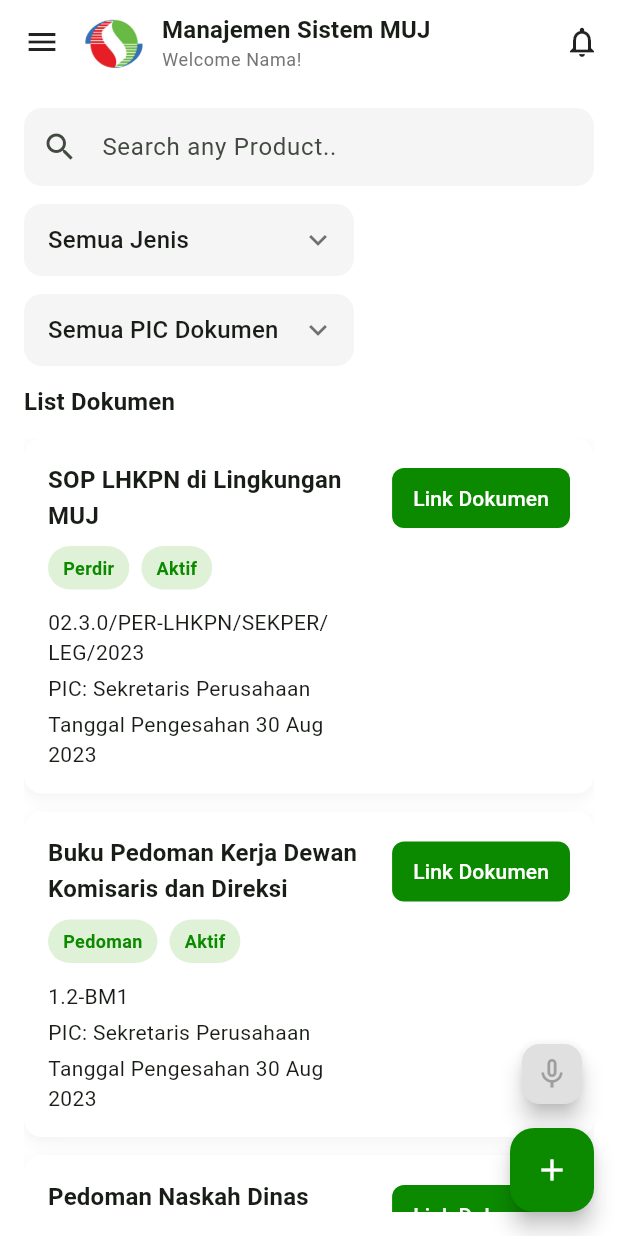
After one commit to Cleosazelda/erp_migas_mobile, a Flutter app: the MansisHomePage screen opened directly, on a phone screen of 412 x 824 dp. The commit adds this screen. Run offline on Flutter 3.47's test engine with Material 3 defaults, Android fonts, the phone set to English and light mode, and no system bars; our stand-ins replace fl_chart; accounts and stored records are empty.

Commit message:
aplikasi mansis

```diff
--- /dev/null
+++ b/lib/services/mansis_mock_service.dart
@@ -0,0 +1,74 @@
+import 'package:erp/src/models/mansis_model.dart';
+
+class MansisMockService {
+  MansisMockService._();
+
+  static const List<String> documentTypes = [
+    'Semua Jenis Dokumen',
+    'Pedoman',
+    'SOP',
+    'Intruksi Kerja',
+    'Form',
+    'Record',
+    'Laporan Kinerja',
+    'Perdir',
+    'Perubahan',
+    'Tidak Aktif',
+  ];
+
+  static const List<String> picOptions = [
+    'Semua PIC Dokumen',
+    'Sekretaris Perusahaan',
+    'Satuan Pengawas Internal',
+    'Keuangan',
+    'Pengembangan SDM dan Organisasi',
+    'Umum',
+    'Manajemen Risiko',
+    'Perencanaan & Manajemen Kinerja',
+    'Pengadaan',
+    'Teknologi Informasi',
+    'T3L',
+    'Manajemen Aset',
+  ];
+
+  static final List<MansisDocument> _mockDocuments = [
+    MansisDocument(
+      title: 'SOP LHKPN di Lingkungan MUJ',
+      documentNumber: '02.3.0/PER-LHKPN/SEKPER/LEG/2023',
+      pic: 'Sekretaris Perusahaan',
+      approvalDate: DateTime(2023, 8, 30),
+      category: 'Perdir',
+      isActive: true,
+    ),
+    MansisDocument(
+      title: 'Buku Pedoman Kerja Dewan Komisaris dan Direksi',
+      documentNumber: '1.2-BM1',
+      pic: 'Sekretaris Perusahaan',
+      approvalDate: DateTime(2023, 8, 30),
+      category: 'Pedoman',
+      isActive: true,
+    ),
+    MansisDocument(
+      title: 'Pedoman Naskah Dinas Pengaturan',
+      documentNumber: 'P.SKPD.01/2023',
+      pic: 'Sekretaris Perusahaan',
+      approvalDate: DateTime(2023, 8, 30),
+      category: 'Pedoman',
+      isActive: true,
+    ),
+    MansisDocument(
+      title: 'Buku Pedoman Kerja Dewan Komisaris dan Direksi',
+      documentNumber: 'P.SKPD.02/2023',
+      pic: 'Satuan Pengawas Internal',
+      approvalDate: DateTime(2023, 8, 30),
+      category: 'Pedoman',
+      isActive: false,
+      hasDocumentLink: false,
+    ),
+  ];
+
+  static Future<List<MansisDocument>> fetchDocuments() async {
+    await Future.delayed(const Duration(milliseconds: 300));
+    return _mockDocuments;
+  }
+}
--- /dev/null
+++ b/lib/src/models/mansis_model.dart
@@ -0,0 +1,37 @@
+import 'package:intl/intl.dart';
+
+class MansisDocument {
+  final String title;
+  final String documentNumber;
+  final String pic;
+  final DateTime approvalDate;
+  final String category;
+  final bool isActive;
+  final bool hasDocumentLink;
+
+  const MansisDocument({
+    required this.title,
+    required this.documentNumber,
+    required this.pic,
+    required this.approvalDate,
+    required this.category,
+    required this.isActive,
+    this.hasDocumentLink = true,
+  });
+
+  factory MansisDocument.fromJson(Map<String, dynamic> json) {
+    return MansisDocument(
+      title: json['title'] ?? 'Untitled Document',
+      documentNumber: json['documentNumber'] ?? '-',
+      pic: json['pic'] ?? '-',
+      approvalDate: DateTime.tryParse(json['approvalDate'] ?? '') ?? DateTime.now(),
+      category: json['category'] ?? 'Lainnya',
+      isActive: json['isActive'] ?? false,
+      hasDocumentLink: json['hasDocumentLink'] ?? true,
+    );
+  }
+
+  String get approvalDateLabel => DateFormat('dd MMM yyyy').format(approvalDate);
+
+  String get statusLabel => isActive ? 'Aktif' : 'Tidak Aktif';
+}
--- /dev/null
+++ b/lib/src/pages/Mansis/home_page.dart
@@ -0,0 +1,335 @@
+import 'package:erp/services/mansis_mock_service.dart';
+import 'package:erp/src/models/mansis_model.dart';
+import 'package:flutter/material.dart';
+
+class MansisHomePage extends StatefulWidget {
+  final String userName;
+  const MansisHomePage({super.key, this.userName = 'Nama'});
+
+  @override
+  State<MansisHomePage> createState() => _MansisHomePageState();
+}
+
+class _MansisHomePageState extends State<MansisHomePage> {
+  final TextEditingController _searchController = TextEditingController();
+  List<MansisDocument> _documents = [];
+  String _selectedType = MansisMockService.documentTypes.first;
+  String _selectedPic = MansisMockService.picOptions.first;
+  bool _isLoading = true;
+
+  @override
+  void initState() {
+    super.initState();
+    _loadDocuments();
+    _searchController.addListener(_applyFilters);
+  }
+
+  Future<void> _loadDocuments() async {
+    final results = await MansisMockService.fetchDocuments();
+    setState(() {
+      _documents = results;
+      _isLoading = false;
+    });
+  }
+
+  @override
+  void dispose() {
+    _searchController.dispose();
+    super.dispose();
+  }
+
+  List<MansisDocument> get _filteredDocuments {
+    final keyword = _searchController.text.toLowerCase();
+
+    return _documents.where((doc) {
+      final matchesType = _selectedType == MansisMockService.documentTypes.first ||
+          doc.category.toLowerCase() == _selectedType.toLowerCase();
+      final matchesPic = _selectedPic == MansisMockService.picOptions.first ||
+          doc.pic.toLowerCase() == _selectedPic.toLowerCase();
+      final matchesSearch = keyword.isEmpty ||
+          doc.title.toLowerCase().contains(keyword) ||
+          doc.documentNumber.toLowerCase().contains(keyword) ||
+          doc.pic.toLowerCase().contains(keyword);
+      return matchesType && matchesPic && matchesSearch;
+    }).toList();
+  }
+
+  void _applyFilters() => setState(() {});
+
+  @override
+  Widget build(BuildContext context) {
+    final theme = Theme.of(context);
+    return Scaffold(
+      backgroundColor: Colors.white,
+      appBar: AppBar(
+        backgroundColor: Colors.white,
+        surfaceTintColor: Colors.transparent,
+        elevation: 0,
+        leading: IconButton(
+          onPressed: () => Navigator.pop(context),
+          icon: const Icon(Icons.menu, color: Colors.black87),
+        ),
+        actions: [
+          IconButton(
+            onPressed: () {},
+            icon: const Icon(Icons.notifications_none_outlined, color: Colors.black87),
+          ),
+        ],
+        titleSpacing: 0,
+        title: Row(
+          children: [
+            const CircleAvatar(
+              radius: 20,
+              backgroundColor: Colors.transparent,
+              backgroundImage: AssetImage('assets/images/logo.png'),
+            ),
+            const SizedBox(width: 12),
+            Column(
+              crossAxisAlignment: CrossAxisAlignment.start,
+              children: [
+                Text(
+                  'Manajemen Sistem MUJ',
+                  style: theme.textTheme.titleMedium?.copyWith(fontWeight: FontWeight.bold),
+                ),
+                Text(
+                  'Welcome ${widget.userName}!',
+                  style: theme.textTheme.bodySmall?.copyWith(color: Colors.grey[600]),
+                ),
+              ],
+            ),
+          ],
+        ),
+      ),
+      body: SafeArea(
+        child: Padding(
+          padding: const EdgeInsets.all(16),
+          child: Column(
+            crossAxisAlignment: CrossAxisAlignment.start,
+            children: [
+              _buildSearchField(),
+              const SizedBox(height: 12),
+              _buildFilters(),
+              const SizedBox(height: 12),
+              Text(
+                'List Dokumen',
+                style: theme.textTheme.titleMedium?.copyWith(fontWeight: FontWeight.w700),
+              ),
+              const SizedBox(height: 12),
+              Expanded(
+                child: _isLoading
+                    ? const Center(child: CircularProgressIndicator())
+                    : _DocumentList(documents: _filteredDocuments),
+              ),
+            ],
+          ),
+        ),
+      ),
+      floatingActionButton: _buildFloatingButtons(),
+    );
+  }
+
+  Widget _buildSearchField() {
+    return TextField(
+      controller: _searchController,
+      decoration: InputDecoration(
+        hintText: 'Search any Product..',
+        prefixIcon: const Icon(Icons.search),
+        filled: true,
+        fillColor: Colors.grey[100],
+        contentPadding: const EdgeInsets.symmetric(vertical: 14, horizontal: 12),
+        border: OutlineInputBorder(
+          borderRadius: BorderRadius.circular(12),
+          borderSide: BorderSide.none,
+        ),
+      ),
+    );
+  }
+
+  Widget _buildFilters() {
+    return Wrap(
+      spacing: 12,
+      runSpacing: 12,
+      children: [
+        _buildDropdown(
+          value: _selectedType,
+          items: MansisMockService.documentTypes,
+          icon: Icons.keyboard_arrow_down,
+          onChanged: (value) {
+            if (value == null) return;
+            setState(() => _selectedType = value);
+          },
+        ),
+        _buildDropdown(
+          value: _selectedPic,
+          items: MansisMockService.picOptions,
+          icon: Icons.keyboard_arrow_down,
+          onChanged: (value) {
+            if (value == null) return;
+            setState(() => _selectedPic = value);
+          },
+        ),
+      ],
+    );
+  }
+
+  Widget _buildDropdown({
+    required String value,
+    required List<String> items,
+    required IconData icon,
+    required ValueChanged<String?> onChanged,
+  }) {
+    return SizedBox(
+      width: 220,
+      child: DropdownButtonFormField<String>(
+        value: value,
+        isExpanded: true,
+        icon: Icon(icon, color: Colors.black54),
+        decoration: InputDecoration(
+          filled: true,
+          fillColor: Colors.grey[100],
+          contentPadding: const EdgeInsets.symmetric(horizontal: 12, vertical: 10),
+          border: OutlineInputBorder(
+            borderRadius: BorderRadius.circular(12),
+            borderSide: BorderSide.none,
+          ),
+        ),
+        onChanged: onChanged,
+        items: items
+            .map((item) => DropdownMenuItem<String>(
+          value: item,
+          child: Text(item),
+        ))
+            .toList(),
+      ),
+    );
+  }
+
+  Widget _buildFloatingButtons() {
+    return Column(
+      mainAxisSize: MainAxisSize.min,
+      children: [
+        FloatingActionButton.small(
+          heroTag: 'voiceButton',
+          backgroundColor: Colors.grey[300],
+          onPressed: () {},
+          child: const Icon(Icons.mic_none, color: Colors.grey),
+        ),
+        const SizedBox(height: 12),
+        FloatingActionButton(
+          heroTag: 'addButton',
+          backgroundColor: const Color(0xFF0B8A00),
+          onPressed: () {},
+          child: const Icon(Icons.add, color: Colors.white),
+        ),
+      ],
+    );
+  }
+}
+
+class _DocumentList extends StatelessWidget {
+  final List<MansisDocument> documents;
+  const _DocumentList({required this.documents});
+
+  @override
+  Widget build(BuildContext context) {
+    if (documents.isEmpty) {
+      return const Center(child: Text('Dokumen tidak ditemukan'));
+    }
+
+    return ListView.separated(
+      itemCount: documents.length,
+      separatorBuilder: (_, __) => const SizedBox(height: 12),
+      itemBuilder: (context, index) => _DocumentCard(document: documents[index]),
+    );
+  }
+}
+
+class _DocumentCard extends StatelessWidget {
+  final MansisDocument document;
+  const _DocumentCard({required this.document});
+
+  Color get _statusColor => document.isActive ? const Color(0xFF0B8A00) : const Color(0xFF777777);
+  Color get _chipBackground => document.isActive ? const Color(0xFFDFF2D8) : const Color(0xFFE5E5E5);
+
+  @override
+  Widget build(BuildContext context) {
+    final theme = Theme.of(context);
+    return Container(
+      decoration: BoxDecoration(
+        color: Colors.white,
+        borderRadius: BorderRadius.circular(12),
+        boxShadow: [
+          BoxShadow(
+            color: Colors.black.withOpacity(0.05),
+            blurRadius: 8,
+            offset: const Offset(0, 3),
+          ),
+        ],
+      ),
+      padding: const EdgeInsets.all(16),
+      child: Row(
+        crossAxisAlignment: CrossAxisAlignment.start,
+        children: [
+          Expanded(
+            child: Column(
+              crossAxisAlignment: CrossAxisAlignment.start,
+              children: [
+                Text(
+                  document.title,
+                  style: theme.textTheme.titleMedium?.copyWith(fontWeight: FontWeight.w700),
+                  maxLines: 2,
+                  overflow: TextOverflow.ellipsis,
+                ),
+                const SizedBox(height: 8),
+                Wrap(
+                  spacing: 8,
+                  runSpacing: 8,
+                  children: [
+                    _buildChip(document.category, const Color(0xFFDFF2D8), _statusColor),
+                    _buildChip(document.statusLabel, _chipBackground, _statusColor),
+                  ],
+                ),
+                const SizedBox(height: 12),
+                Text(document.documentNumber, style: theme.textTheme.bodyMedium),
+                const SizedBox(height: 4),
+                Text('PIC: ${document.pic}', style: theme.textTheme.bodyMedium),
+                const SizedBox(height: 4),
+                Text('Tanggal Pengesahan ${document.approvalDateLabel}', style: theme.textTheme.bodyMedium),
+              ],
+            ),
+          ),
+          const SizedBox(width: 12),
+          Column(
+            children: [
+              ElevatedButton(
+                onPressed: document.hasDocumentLink ? () {} : null,
+                style: ElevatedButton.styleFrom(
+                  backgroundColor: document.hasDocumentLink ? const Color(0xFF0B8A00) : Colors.grey[300],
+                  foregroundColor: document.hasDocumentLink ? Colors.white : Colors.grey[700],
+                  padding: const EdgeInsets.symmetric(horizontal: 14, vertical: 10),
+                  shape: RoundedRectangleBorder(borderRadius: BorderRadius.circular(8)),
+                  elevation: 0,
+                ),
+                child: const Text('Link Dokumen'),
+              ),
+            ],
+          ),
+        ],
+      ),
+    );
+  }
+
+  Widget _buildChip(String label, Color background, Color textColor) {
+    return Container(
+      padding: const EdgeInsets.symmetric(horizontal: 10, vertical: 6),
+      decoration: BoxDecoration(
+        color: background,
+        borderRadius: BorderRadius.circular(20),
+      ),
+      child: Text(
+        label,
+        style: TextStyle(color: textColor, fontWeight: FontWeight.w600, fontSize: 12),
+      ),
+    );
+  }
+}
--- a/lib/src/pages/home_page.dart
+++ b/lib/src/pages/home_page.dart
@@ -6,6 +6,7 @@ import 'detail_page.dart';
 import 'history_page.dart';
 import 'profile_page.dart';
 import 'settings_page.dart';
+import 'package:erp/src/pages/mansis/home_page.dart';
 
 class HomePage extends StatefulWidget {
   final String firstName;
@@ -214,6 +215,15 @@ class _HomeGrid extends StatelessWidget {
                                     ),
                                   );
                                 }
+                              } else if (app["title"] == "Mansis") {
+                                Navigator.push(
+                                  context,
+                                  MaterialPageRoute(
+                                    builder: (_) => MansisHomePage(
+                                      userName: "$firstName $lastName".trim(),
+                                    ),
+                                  ),
+                                );
                               } else {
                                 Navigator.push(context, MaterialPageRoute(builder: (_) => DetailPage(
                                   title: app["title"]!, subtitle: app["subtitle"]!, image: app["image"]!,
```
